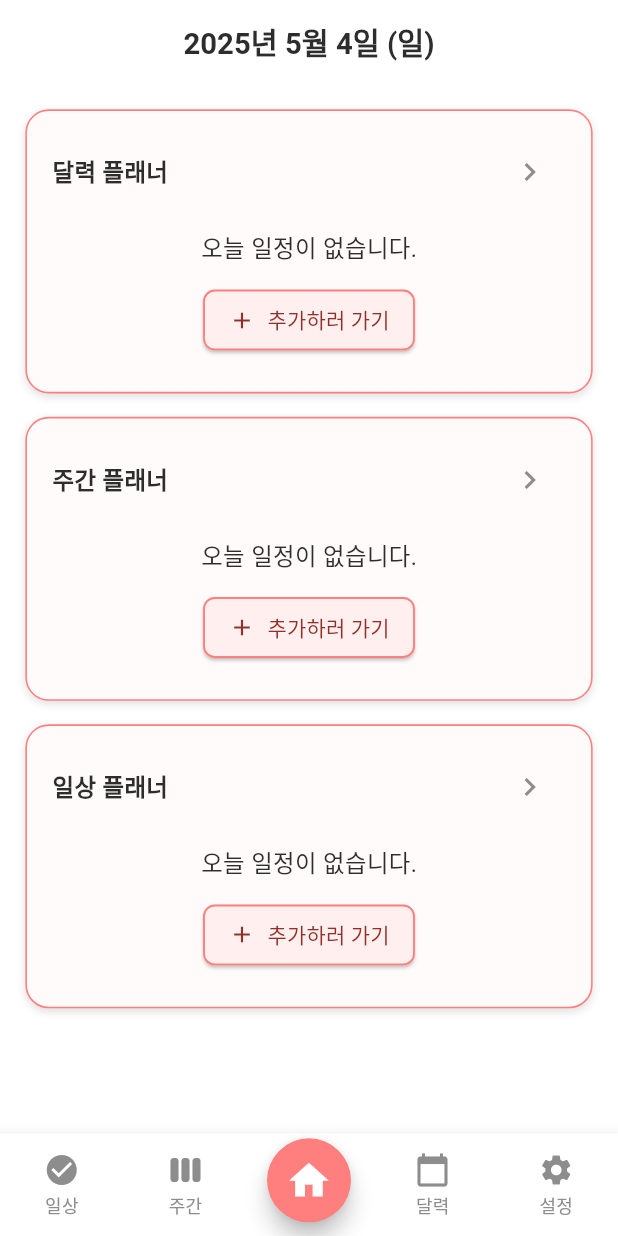
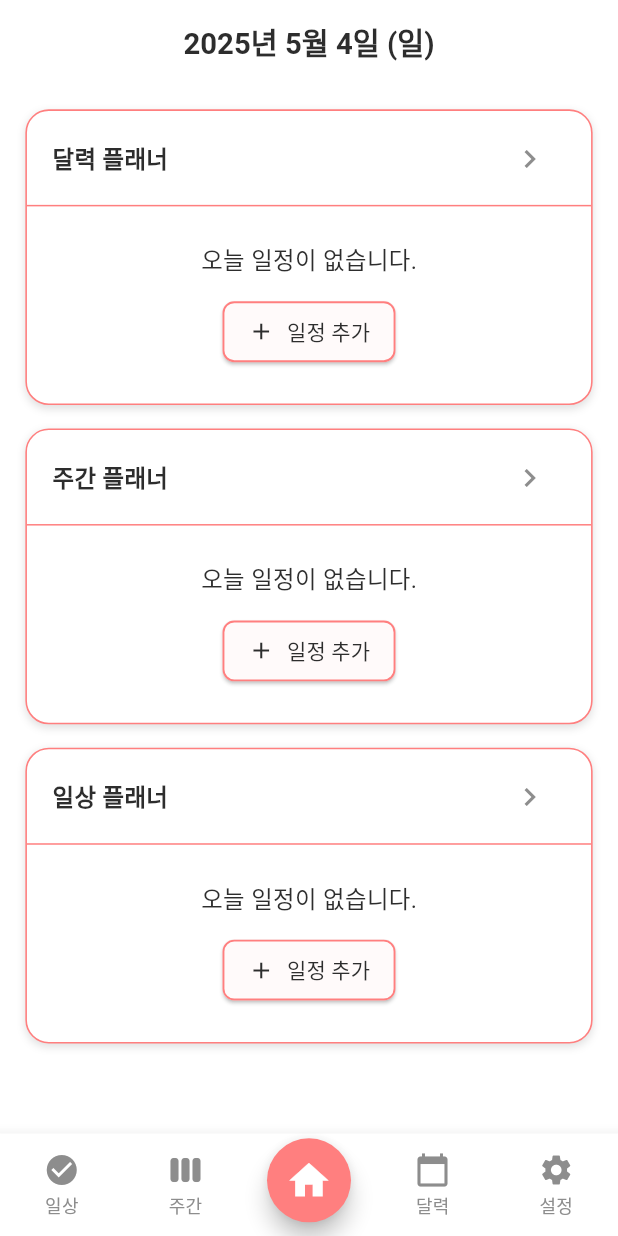
Before and after one commit to JeongHyeon-Jo/abeul_planner, a Flutter app: the screen it shows after launch, on a phone screen of 412 x 824 dp. Run offline on Flutter 3.47's test engine with Material 3 defaults, Android fonts, the phone set to English and light mode, and no system bars; our stand-ins replace flutter_riverpod, flutter_screenutil, go_router, hive, hive_flutter, table_calendar; accounts and stored records are empty; generated files the repository leaves out were written again.

Commit message:
[Feat] _buildSectionContainer 구분선 추가

```diff
--- a/lib/core/styles/color.dart
+++ b/lib/core/styles/color.dart
@@ -8,7 +8,7 @@ class AppColors {
   static const Color primary = Color(0xFFFF7F7F);
 
   /// 연한 버튼 배경용 코랄
-  static const Color lightPrimary = Color(0xFFFFF0EF);
+  static const Color lightPrimary = Color.fromARGB(255, 255, 250, 250);
 
   /// 배경 색상 (연한 크림 톤)
   static const Color background = Color(0xFFFFFFFF);
--- a/lib/features/home_planner/presentation/screen/planner_home_screen.dart
+++ b/lib/features/home_planner/presentation/screen/planner_home_screen.dart
@@ -88,15 +88,15 @@ class PlannerHomeScreen extends ConsumerWidget {
   }
 
   /// 공통 섹션 컨테이너 위젯
-  Widget _buildSectionContainer(BuildContext context, {
+  Widget _buildSectionContainer(
+    BuildContext context, {
     required String title,
     required String route,
     required Widget child,
   }) {
     return Container(
-      padding: EdgeInsets.all(16.0.w),
       decoration: BoxDecoration(
-        color: AppColors.cardBackground,
+        color: Colors.white,
         borderRadius: BorderRadius.circular(16.r),
         border: Border.all(color: AppColors.primary, width: 1.w),
         boxShadow: [
@@ -110,9 +110,19 @@ class PlannerHomeScreen extends ConsumerWidget {
       child: Column(
         crossAxisAlignment: CrossAxisAlignment.start,
         children: [
-          _buildSectionTitle(context, title, route),
-          SizedBox(height: 8.h),
-          child,
+          Padding(
+            padding: EdgeInsets.symmetric(horizontal: 16.w, vertical: 8.h),
+            child: _buildSectionTitle(context, title, route),
+          ),
+          const Divider(
+            color: AppColors.primary,
+            height: 0,
+            thickness: 1,
+          ),
+          Padding(
+            padding: EdgeInsets.all(16.0.w),
+            child: child,
+          ),
         ],
       ),
     );
--- a/lib/features/home_planner/presentation/widget/calendar_section.dart
+++ b/lib/features/home_planner/presentation/widget/calendar_section.dart
@@ -37,8 +37,8 @@ class CalendarSection extends ConsumerWidget {
                 onPressed: () {
                   context.go('/calendar');
                 },
-                icon: const Icon(Icons.add, color: AppColors.buttonText),
-                label: const Text('추가하러 가기', style: TextStyle(color: AppColors.buttonText)),
+                icon: const Icon(Icons.add, color: AppColors.text),
+                label: const Text('일정 추가', style: TextStyle(color: AppColors.text)),
                 style: ElevatedButton.styleFrom(
                   backgroundColor: AppColors.lightPrimary,
                   padding: EdgeInsets.symmetric(horizontal: 16.w, vertical: 10.h),
@@ -67,6 +67,7 @@ class CalendarSection extends ConsumerWidget {
     return Column(
       children: displayTasks.map((task) {
         return Card(
+          color: Colors.white,
           margin: EdgeInsets.symmetric(vertical: 6.h),
           shape: RoundedRectangleBorder(
             borderRadius: BorderRadius.circular(12.r),
--- a/lib/features/home_planner/presentation/widget/daily_section.dart
+++ b/lib/features/home_planner/presentation/widget/daily_section.dart
@@ -30,8 +30,8 @@ class DailySection extends ConsumerWidget {
                 onPressed: () {
                   context.go('/daily');
                 },
-                icon: const Icon(Icons.add, color: AppColors.buttonText),
-                label: const Text('추가하러 가기', style: TextStyle(color: AppColors.buttonText)),
+                icon: const Icon(Icons.add, color: AppColors.text),
+                label: const Text('일정 추가', style: TextStyle(color: AppColors.text)),
                 style: ElevatedButton.styleFrom(
                   backgroundColor: AppColors.lightPrimary,
                   padding: EdgeInsets.symmetric(horizontal: 16.w, vertical: 10.h),
@@ -64,6 +64,7 @@ class DailySection extends ConsumerWidget {
         final task = entry.value;
 
         return Card(
+          color: Colors.white,
           margin: EdgeInsets.symmetric(vertical: 6.h),
           shape: RoundedRectangleBorder(
             borderRadius: BorderRadius.circular(12.r),
--- a/lib/features/home_planner/presentation/widget/weekly_section.dart
+++ b/lib/features/home_planner/presentation/widget/weekly_section.dart
@@ -50,8 +50,8 @@ class WeeklySection extends ConsumerWidget {
                 onPressed: () {
                   context.go('/weekly');
                 },
-                icon: const Icon(Icons.add, color: AppColors.buttonText),
-                label: const Text('추가하러 가기', style: TextStyle(color: AppColors.buttonText)),
+                icon: const Icon(Icons.add, color: AppColors.text),
+                label: const Text('일정 추가', style: TextStyle(color: AppColors.text)),
                 style: ElevatedButton.styleFrom(
                   backgroundColor: AppColors.lightPrimary,
                   padding: EdgeInsets.symmetric(horizontal: 16.w, vertical: 10.h),
@@ -71,6 +71,7 @@ class WeeklySection extends ConsumerWidget {
       children: displayTasks.map((entry) {
         final (day, task) = entry;
         return Card(
+          color: Colors.white,
           margin: EdgeInsets.symmetric(vertical: 6.h),
           shape: RoundedRectangleBorder(
             borderRadius: BorderRadius.circular(12.r),
```
